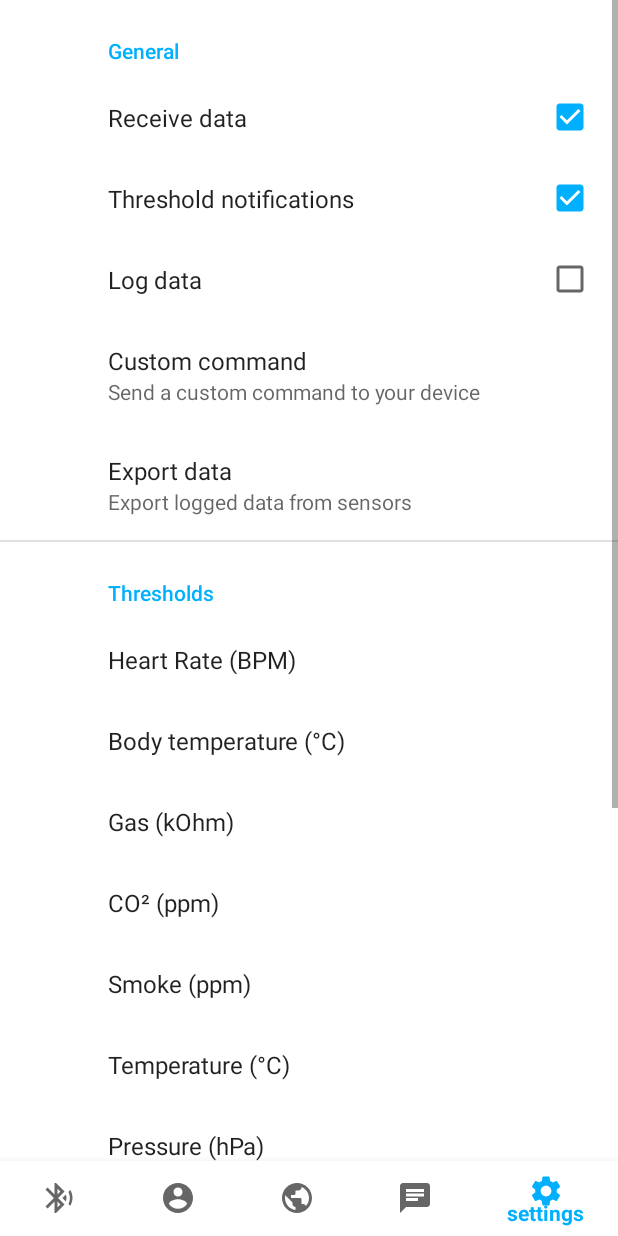
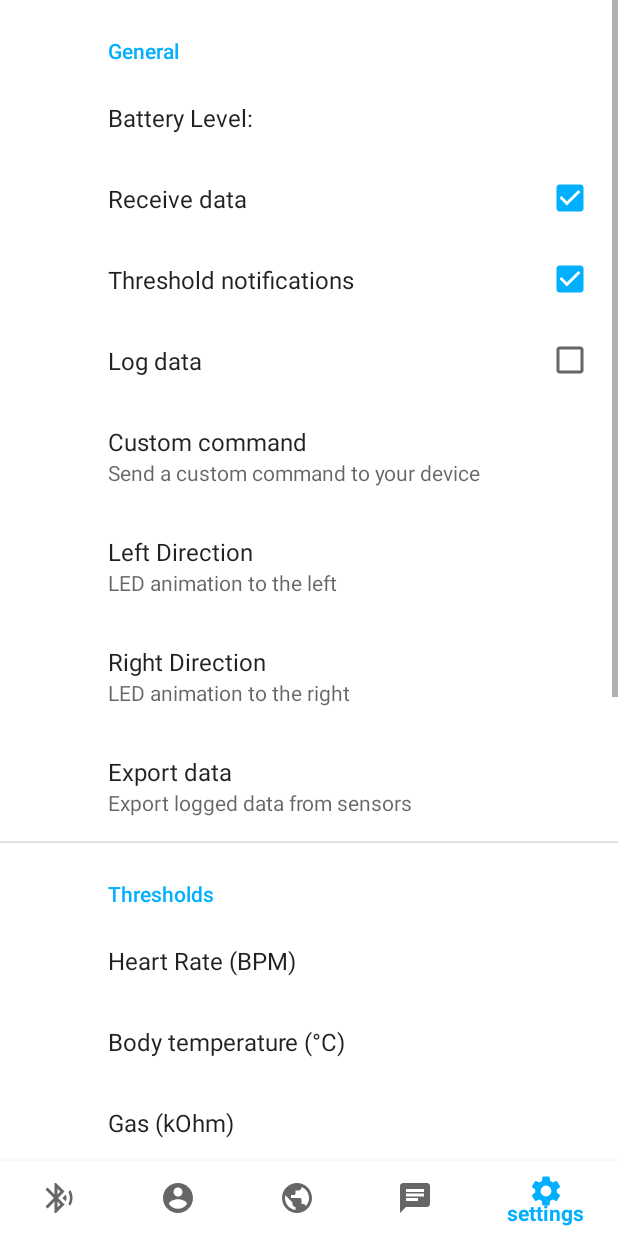
Before and after one commit to smthls00/Smart-Helmet, an Android app: the screen it shows after launch (MainActivity), item 5 of the bottom bar chosen, on a phone screen of 412 x 824 dp. Run offline under Robolectric (Android 15) with nearby library versions, the phone set to English and light mode, and no system bars; our stand-ins replace androidx.preference; libraries missing offline, so code that uses them is left out: com.jjoe64.graphview; Roboto replaces fonts that are not available here; 43 statements that could not run were skipped.

Commit message:
arduino battery monitor, android battery monitor, neopixel updates

```diff
--- a/SW/smarthelmet_android/app/src/main/java/com/example/smarthelmet/Constants.java
+++ b/SW/smarthelmet_android/app/src/main/java/com/example/smarthelmet/Constants.java
@@ -13,6 +13,7 @@ public final class Constants {
     public static final String BTDataLogIntent = "BTDataLogIntent";
     public static final String BTWarningIntent = "BTWarningIntent";
     public static final String BTThresholdNotificationIntent = "BTThresholdNotificationIntent";
+    public static final String BTBatteryIntent = "BTBatteryIntent";
     public static final String connectIntent = "connectIntent";
     public static final String usrPreferenceIntent = "usrPreferenceIntent";
     public static final String envPreferenceIntent = "envPreferenceIntent";
@@ -46,6 +47,8 @@ public final class Constants {
     public static final String forwardDistanceBTCommand = "f";
     public static final String backwardDistanceBTCommand = "b\n";
     public static final String vibrateBTCommand = "v\n";
+    public static final String leftBTCommand = "l\n";
+    public static final String rightBTCommand = "r\n";
 
 
 
@@ -62,6 +65,7 @@ public final class Constants {
     public static final String coCommand = "z";
     public static final String lpgCommand = "l";
     public static final String tvocCommand = "v";
+    public static final String batteryCommand = "r";
 
     public static final String actCommand = "act";
     public static final String stepsCommand = "steps";
--- a/SW/smarthelmet_android/app/src/main/res/values/strings.xml
+++ b/SW/smarthelmet_android/app/src/main/res/values/strings.xml
@@ -62,6 +62,10 @@
     <string name="exportPreference">exportPreference</string>
     <string name="forwardDistancePreference">forwardDistancePreference</string>
     <string name="backwardDistancePreference">backwardDistancePreference</string>
+    <string name="leftPreference">leftPreference</string>
+    <string name="rightPreference">rightPreference</string>
+    <string name="batteryPreference">batteryPreference</string>
+    <string name="batteryLevel">Battery Level: </string>
 
     <string name="cantFind">Can\'t find a helmet</string>
     <string name="btOnPls">Please, turn on BT first</string>
--- a/SW/smarthelmet_android/app/src/main/res/xml/preferences.xml
+++ b/SW/smarthelmet_android/app/src/main/res/xml/preferences.xml
@@ -3,6 +3,12 @@
     <androidx.preference.PreferenceCategory
         android:key="generalCategory"
         android:title="General">
+
+        <androidx.preference.EditTextPreference
+            android:selectable="false"
+            android:key="@string/batteryPreference"
+            android:title="@string/batteryLevel"
+            android:defaultValue="true" />
 
         <androidx.preference.CheckBoxPreference
             android:key="@string/receivePreference"
@@ -26,10 +32,21 @@
             android:defaultValue=" "
             android:dialogTitle="Type a command here" />
 
+        <Preference android:title="Left Direction"
+            android:key="@string/leftPreference"
+            android:summary="LED animation to the left" />
+
+        <Preference android:title="Right Direction"
+            android:key="@string/rightPreference"
+            android:summary="LED animation to the right" />
+
 
         <Preference android:title="Export data"
             android:key="@string/exportPreference"
             android:summary="Export logged data from sensors"/>
+
+
+
 
         <!--        <EditTextPreference-->
         <!--            android:key="edittext_preference"-->
--- a/SW/smarthelmet_android/build.gradle
+++ b/SW/smarthelmet_android/build.gradle
@@ -9,7 +9,7 @@ buildscript {
         maven { url "https://raw.githubusercontent.com/sendbird/SendBird-SDK-Android/master/" }
     }
     dependencies {
-        classpath 'com.android.tools.build:gradle:3.6.3'
+        classpath 'com.android.tools.build:gradle:4.0.0'
 
 
         // NOTE: Do not place your application dependencies here; they belong
```
Also changed, not shown: SW/smarthelmet_android/app/src/main/java/com/example/smarthelmet/BTService.java (+8 -27 lines), SW/smarthelmet_android/app/src/main/java/com/example/smarthelmet/Fragments/SettingsFragment.java (+77 -9 lines), SW/smarthelmet_android/gradle/wrapper/gradle-wrapper.properties, 1 other file.
